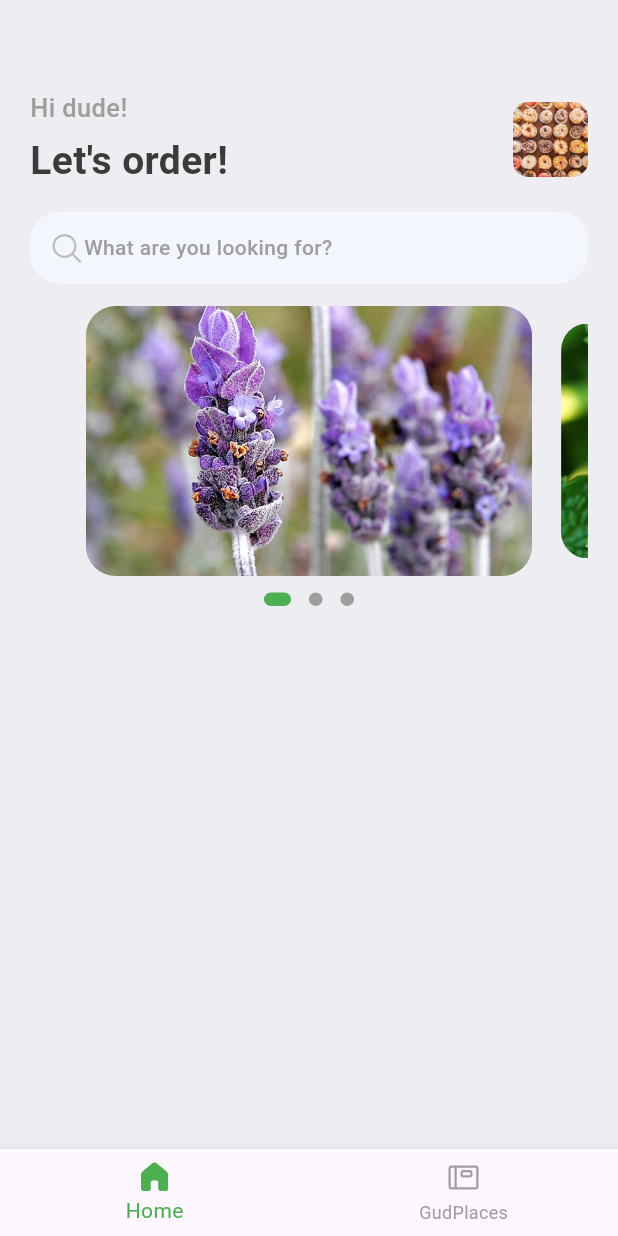
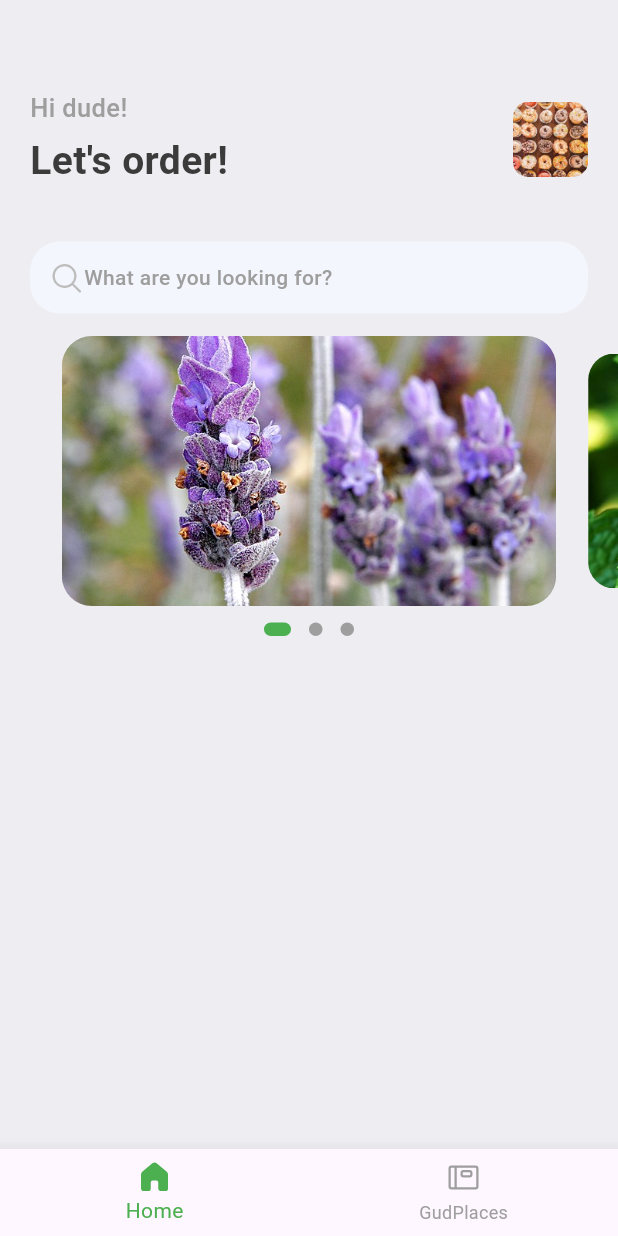
Before and after one commit to kevsalcedo/sapp_flutterxy, a Flutter app: the screen it shows after launch, on a phone screen of 412 x 824 dp. Run offline on Flutter 3.47's test engine with Material 2 defaults, Android fonts, the phone set to English and light mode, and no system bars; drawn by our look-alikes of carousel_slider, dots_indicator; our stand-ins replace fluentui_system_icons, gap.

Commit message:
Fix the margin for the correct visualization of the CarouselWithIndicator

```diff
--- a/lib/presentation/pages/home_screen.dart
+++ b/lib/presentation/pages/home_screen.dart
@@ -15,11 +15,12 @@ class HomeScreen extends StatelessWidget {
       body: ListView(
         children: [
           Container(
-            padding: const EdgeInsets.all(20),
             child: Column(
               children: [
                 const Gap(40),
-                Row(
+                Container(
+                  padding: const EdgeInsets.all(20),
+                  child: Row(
                     mainAxisAlignment: MainAxisAlignment.spaceBetween,
                     children: [
                       Column(
@@ -49,8 +50,11 @@ class HomeScreen extends StatelessWidget {
                       ),
                     ],
                   ),
+                ),
                 const Gap(15),
                 Container(
+                  margin:
+                      const EdgeInsets.symmetric(horizontal: 20, vertical: 0),
                   decoration: BoxDecoration(
                       borderRadius: BorderRadius.circular(20),
                       color: const Color(0xfff4f6fd)),
```
Lines whose indentation alone changed are shown as unchanged.
